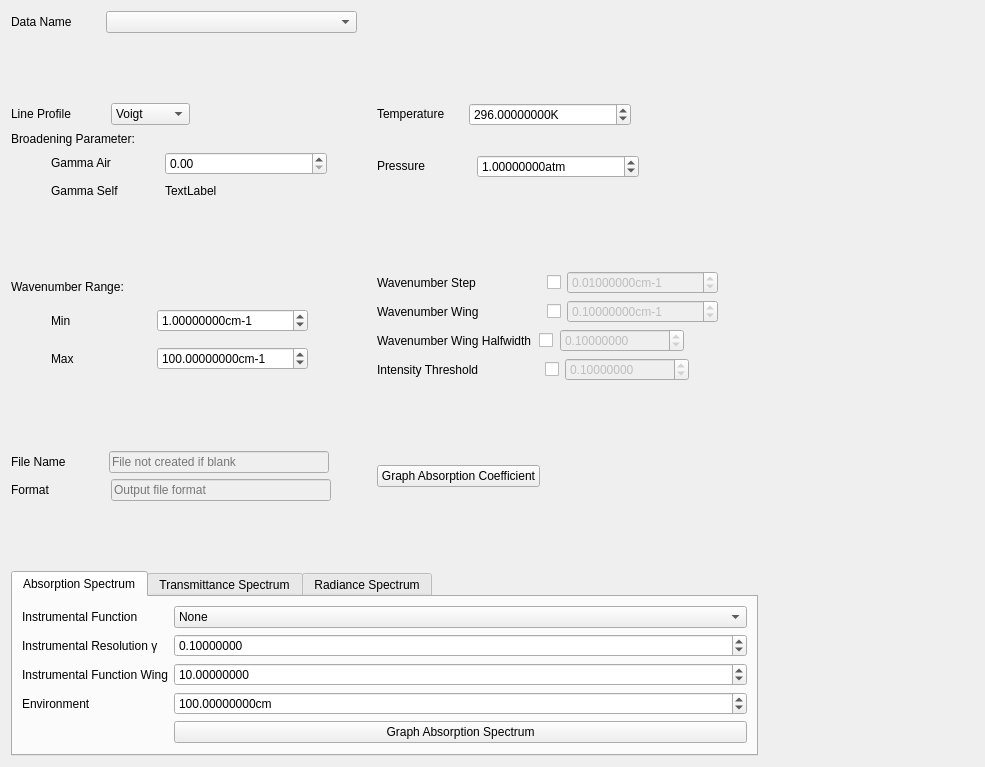
Above: layouts/graphing_window.ui from hitranonline/hapiest before the change. Below: the same form after it.
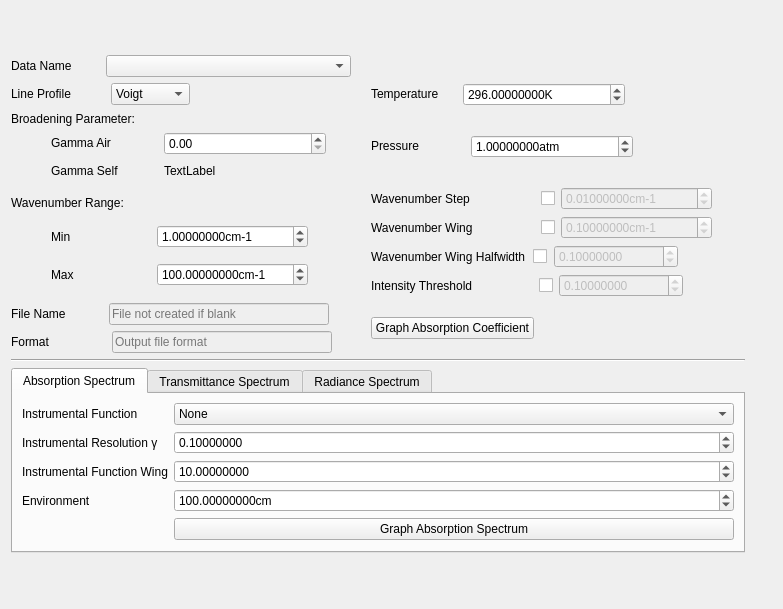
That is the form after the change.

Commit message: Formatting Graphing and Sources Windows

```diff
--- a/layouts/graphing_window.ui
+++ b/layouts/graphing_window.ui
@@ -6,8 +6,8 @@
    <rect>
     <x>0</x>
     <y>0</y>
-    <width>985</width>
-    <height>767</height>
+    <width>783</width>
+    <height>609</height>
    </rect>
   </property>
   <property name="sizePolicy">
@@ -16,13 +16,18 @@
     <verstretch>0</verstretch>
    </sizepolicy>
   </property>
+  <property name="font">
+   <font>
+    <pointsize>9</pointsize>
+   </font>
+  </property>
   <property name="windowTitle">
    <string>Absorption Coefficient</string>
   </property>
   <layout class="QGridLayout" name="gridLayout_4">
    <item row="0" column="0">
     <layout class="QGridLayout" name="gridLayout">
-     <item row="5" column="0">
+     <item row="3" column="0">
       <layout class="QGridLayout" name="gridLayout_3">
        <item row="2" column="0">
         <layout class="QHBoxLayout" name="horizontalLayout_22">
@@ -195,7 +200,7 @@
        </item>
       </layout>
      </item>
-     <item row="3" column="0">
+     <item row="2" column="0">
       <layout class="QGridLayout" name="gridLayout_2">
        <item row="1" column="0">
         <layout class="QHBoxLayout" name="horizontalLayout_5">
@@ -377,7 +382,7 @@
        </item>
       </layout>
      </item>
-     <item row="2" column="0">
+     <item row="1" column="0">
       <layout class="QHBoxLayout" name="horizontalLayout_11">
        <property name="sizeConstraint">
         <enum>QLayout::SetFixedSize</enum>
@@ -551,7 +556,7 @@
        </item>
       </layout>
      </item>
-     <item row="2" column="1">
+     <item row="1" column="1">
       <layout class="QHBoxLayout" name="horizontalLayout_8">
        <property name="sizeConstraint">
         <enum>QLayout::SetFixedSize</enum>
@@ -638,7 +643,7 @@
        </item>
       </layout>
      </item>
-     <item row="3" column="1">
+     <item row="2" column="1">
       <layout class="QHBoxLayout" name="horizontalLayout_9">
        <property name="sizeConstraint">
         <enum>QLayout::SetFixedSize</enum>
@@ -725,7 +730,7 @@
        </item>
       </layout>
      </item>
-     <item row="5" column="1">
+     <item row="3" column="1">
       <layout class="QVBoxLayout" name="verticalLayout_5">
        <item>
         <layout class="QHBoxLayout" name="horizontalLayout_15">
@@ -1102,42 +1107,7 @@
        </item>
       </layout>
      </item>
-     <item row="7" column="1">
-      <layout class="QHBoxLayout" name="horizontalLayout_7">
-       <item>
-        <widget class="QPushButton" name="graph_button">
-         <property name="sizePolicy">
-          <sizepolicy hsizetype="Maximum" vsizetype="Maximum">
-           <horstretch>0</horstretch>
-           <verstretch>0</verstretch>
-          </sizepolicy>
-         </property>
-         <property name="font">
-          <font>
-           <pointsize>9</pointsize>
-          </font>
-         </property>
-         <property name="text">
-          <string>Graph Absorption Coefficient</string>
-         </property>
-        </widget>
-       </item>
-       <item>
-        <spacer name="horizontalSpacer_2">
-         <property name="orientation">
-          <enum>Qt::Horizontal</enum>
-         </property>
-         <property name="sizeHint" stdset="0">
-          <size>
-           <width>40</width>
-           <height>20</height>
-          </size>
-         </property>
-        </spacer>
-       </item>
-      </layout>
-     </item>
-     <item row="7" column="0">
+     <item row="4" column="0">
       <layout class="QVBoxLayout" name="verticalLayout_6">
        <item>
         <layout class="QHBoxLayout" name="horizontalLayout_19">
@@ -1214,7 +1184,7 @@
        <item>
         <layout class="QHBoxLayout" name="horizontalLayout_20">
          <property name="spacing">
-          <number>23</number>
+          <number>7</number>
          </property>
          <item>
           <widget class="QLabel" name="label_16">
@@ -1238,7 +1208,7 @@
            </property>
            <property name="sizeHint" stdset="0">
             <size>
-             <width>38</width>
+             <width>55</width>
              <height>20</height>
             </size>
            </property>
@@ -1288,7 +1258,7 @@
        </item>
       </layout>
      </item>
-     <item row="9" column="0" colspan="2">
+     <item row="6" column="0" colspan="2">
       <widget class="QTabWidget" name="spectrum_tabs">
        <property name="sizePolicy">
         <sizepolicy hsizetype="Expanding" vsizetype="Fixed">
@@ -1786,57 +1756,47 @@
        </widget>
       </widget>
      </item>
-     <item row="8" column="0">
-      <spacer name="verticalSpacer">
+     <item row="5" column="0" colspan="2">
+      <widget class="Line" name="line">
        <property name="orientation">
-        <enum>Qt::Vertical</enum>
+        <enum>Qt::Horizontal</enum>
        </property>
-       <property name="sizeHint" stdset="0">
-        <size>
-         <width>20</width>
-         <height>40</height>
-        </size>
-       </property>
-      </spacer>
+      </widget>
      </item>
-     <item row="4" column="0">
-      <spacer name="verticalSpacer_2">
-       <property name="orientation">
-        <enum>Qt::Vertical</enum>
-       </property>
-       <property name="sizeHint" stdset="0">
-        <size>
-         <width>20</width>
-         <height>40</height>
-        </size>
-       </property>
-      </spacer>
-     </item>
-     <item row="6" column="0">
-      <spacer name="verticalSpacer_3">
-       <property name="orientation">
-        <enum>Qt::Vertical</enum>
-       </property>
-       <property name="sizeHint" stdset="0">
-        <size>
-         <width>20</width>
-         <height>40</height>
-        </size>
-       </property>
-      </spacer>
-     </item>
-     <item row="1" column="0">
-      <spacer name="verticalSpacer_4">
-       <property name="orientation">
-        <enum>Qt::Vertical</enum>
-       </property>
-       <property name="sizeHint" stdset="0">
-        <size>
-         <width>20</width>
-         <height>40</height>
-        </size>
-       </property>
-      </spacer>
+     <item row="4" column="1">
+      <layout class="QHBoxLayout" name="horizontalLayout_7">
+       <item>
+        <widget class="QPushButton" name="graph_button">
+         <property name="sizePolicy">
+          <sizepolicy hsizetype="Maximum" vsizetype="Maximum">
+           <horstretch>0</horstretch>
+           <verstretch>0</verstretch>
+          </sizepolicy>
+         </property>
+         <property name="font">
+          <font>
+           <pointsize>9</pointsize>
+          </font>
+         </property>
+         <property name="text">
+          <string>Graph Absorption Coefficient</string>
+         </property>
+        </widget>
+       </item>
+       <item>
+        <spacer name="horizontalSpacer_2">
+         <property name="orientation">
+          <enum>Qt::Horizontal</enum>
+         </property>
+         <property name="sizeHint" stdset="0">
+          <size>
+           <width>40</width>
+           <height>20</height>
+          </size>
+         </property>
+        </spacer>
+       </item>
+      </layout>
      </item>
     </layout>
    </item>
```
The commit also changes 1 other file.
